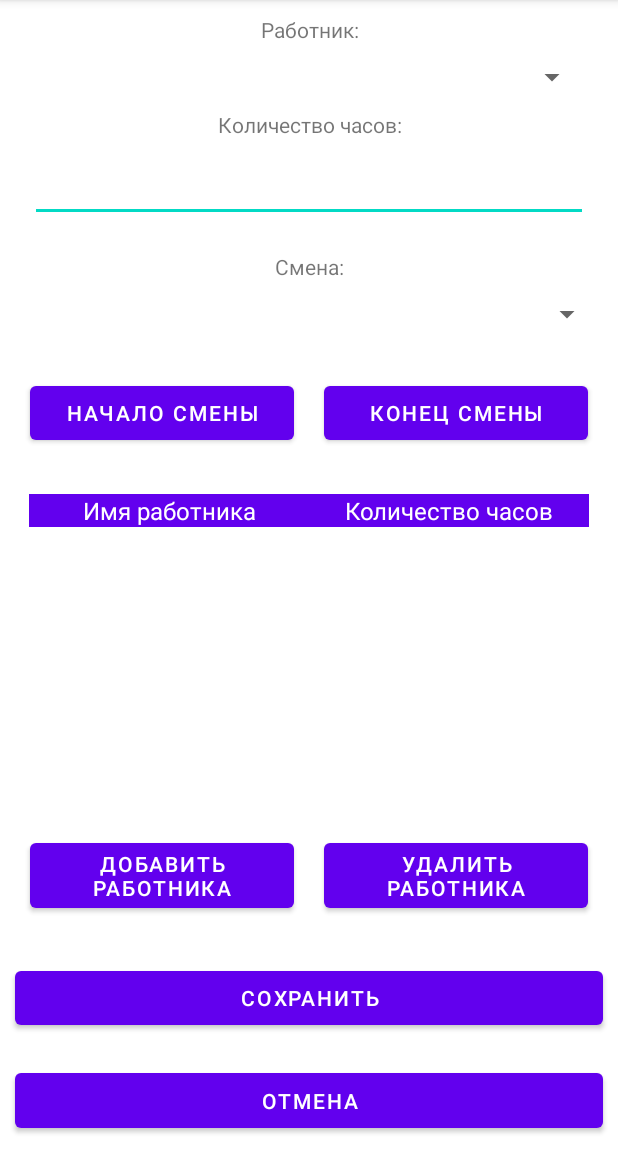
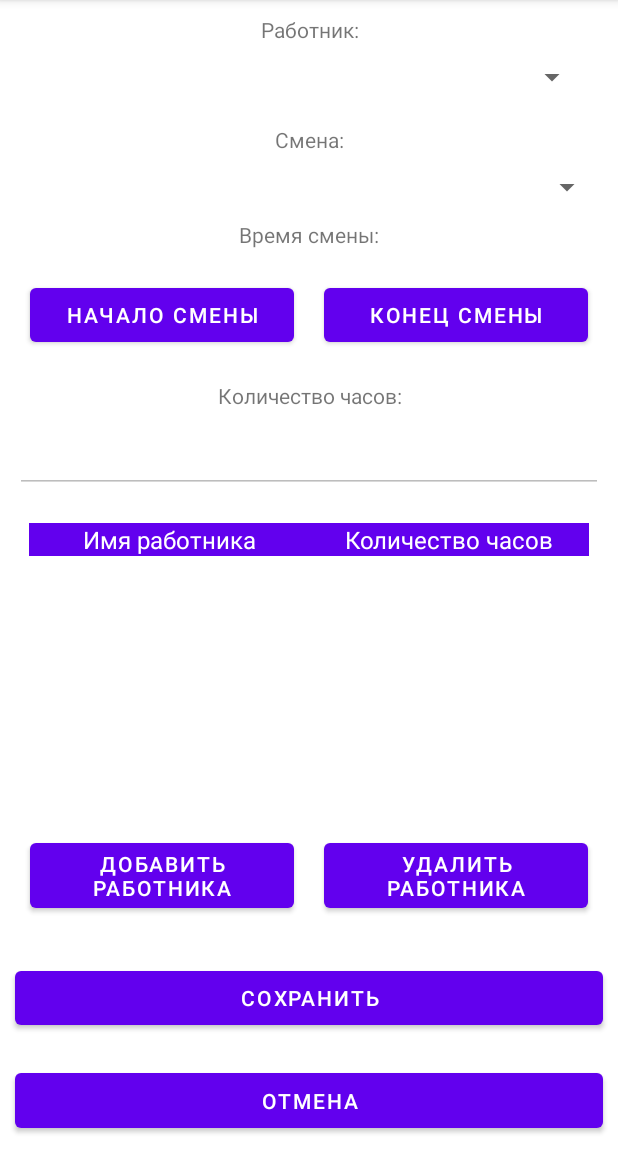
Before and after one commit to a-shdv/gotowork-factory, an Android app: the MachineActivity screen opened directly, with no data from a screen before it, on a phone screen of 412 x 824 dp, the part 84-1236 px from its top. Run offline under Robolectric (Android 15) with nearby library versions, the phone set to English and light mode, and no system bars; 1 statement that could not run was skipped.

Commit message:
Dates work fine.

```diff
--- a/app/src/main/java/com/example/coursework/activities/WorkerActivity.java
+++ b/app/src/main/java/com/example/coursework/activities/WorkerActivity.java
@@ -43,7 +43,8 @@ public class WorkerActivity extends AppCompatActivity {
 
         button_create.setOnClickListener(
                 v -> {
-                    WorkerModel model = new WorkerModel(edit_text_worker_name.getText().toString(), Float.parseFloat(edit_text_salary.getText().toString()));
+                    WorkerModel model = new WorkerModel(edit_text_worker_name.getText().toString(),
+                            Float.parseFloat(edit_text_salary.getText().toString()));
                     logic.open();
 
                     if (id != 0) {
--- a/app/src/main/res/layout/activity_machine.xml
+++ b/app/src/main/res/layout/activity_machine.xml
@@ -27,19 +27,6 @@
             android:layout_height="wrap_content"
             android:layout_margin="10dp" />
 
-        <TextView
-            android:id="@+id/text_view_hours"
-            android:layout_width="match_parent"
-            android:layout_height="wrap_content"
-            android:gravity="center"
-            android:text="@string/text_view_hours" />
-
-        <EditText
-            android:id="@+id/edit_text_hours"
-            android:layout_width="match_parent"
-            android:layout_height="wrap_content"
-            android:layout_margin="10dp"
-            android:ems="10" />
     </LinearLayout>
 
     <TextView
@@ -56,6 +43,14 @@
         android:layout_height="wrap_content"
         android:layout_margin="10dp"
         android:layout_weight="1"/>
+
+    <TextView
+        android:id="@+id/textView"
+        android:layout_width="match_parent"
+        android:layout_height="wrap_content"
+        android:layout_weight="1"
+        android:gravity="center"
+        android:text="@string/text_view_shift_time" />
 
     <LinearLayout
         android:layout_width="match_parent"
@@ -80,6 +75,20 @@
             android:layout_weight="1"
             android:text="@string/button_shift_end_time" />
     </LinearLayout>
+
+    <TextView
+        android:id="@+id/text_view_hours"
+        android:layout_width="match_parent"
+        android:layout_height="wrap_content"
+        android:gravity="center"
+        android:text="@string/text_view_hours" />
+
+    <EditText
+        android:id="@+id/edit_text_hours"
+        android:layout_width="match_parent"
+        android:layout_height="wrap_content"
+        android:layout_margin="10dp"
+        android:ems="10" />
 
     <LinearLayout
         android:layout_width="match_parent"
--- a/app/src/main/res/values/strings.xml
+++ b/app/src/main/res/values/strings.xml
@@ -19,8 +19,9 @@
     <string name="button_back_text">Назад</string>
     <string name="text_view_worker_name">Имя работника: </string>
     <string name="text_view_salary">Зарплата: </string>
-    <string name="button_shift_begin_time">Начало смены</string><!-- Пока неизвестно-->
-    <string name="button_shift_end_time">Конец смены</string><!-- Пока неизвестно-->
+    <string name="button_shift_begin_time">Начало смены</string>
+    <string name="button_shift_end_time">Конец смены</string>
+    <string name="text_view_shift_time">Время смены: </string>
     <string name="button_add_worker">Добавить работника</string>
     <string name="button_delete_worker">Удалить работника</string>
     <string name="text_view_shift">Смена: </string>
```
Also changed, not shown: app/src/main/java/com/example/coursework/activities/MachineActivity.java (+71 -5 lines).
